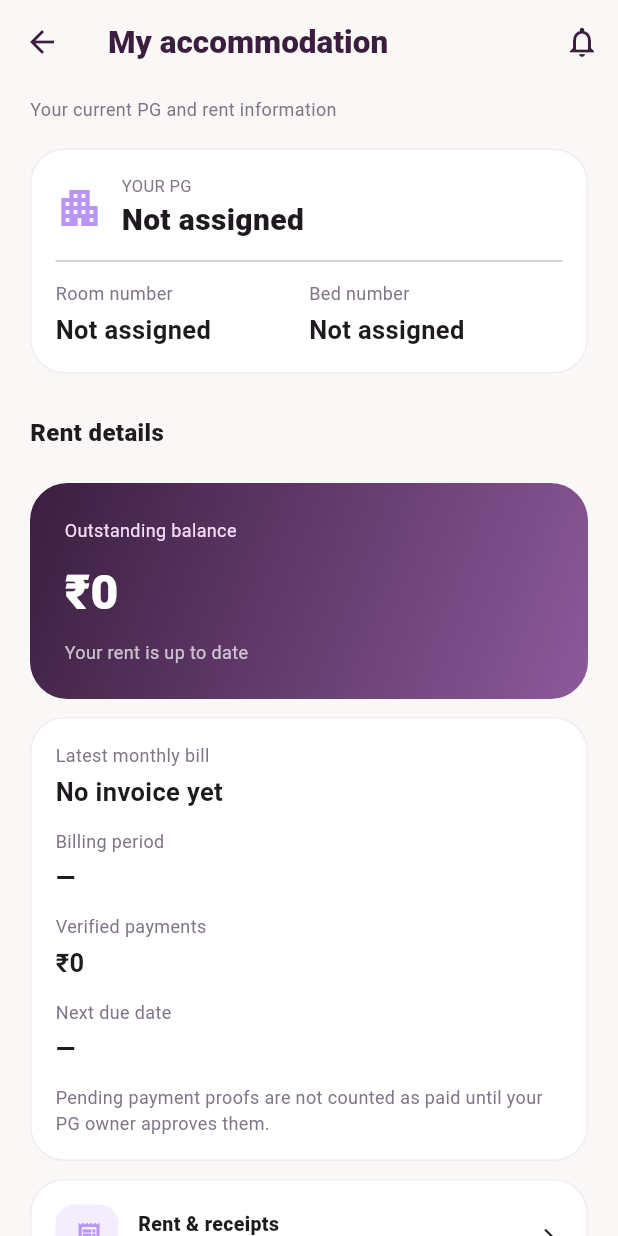
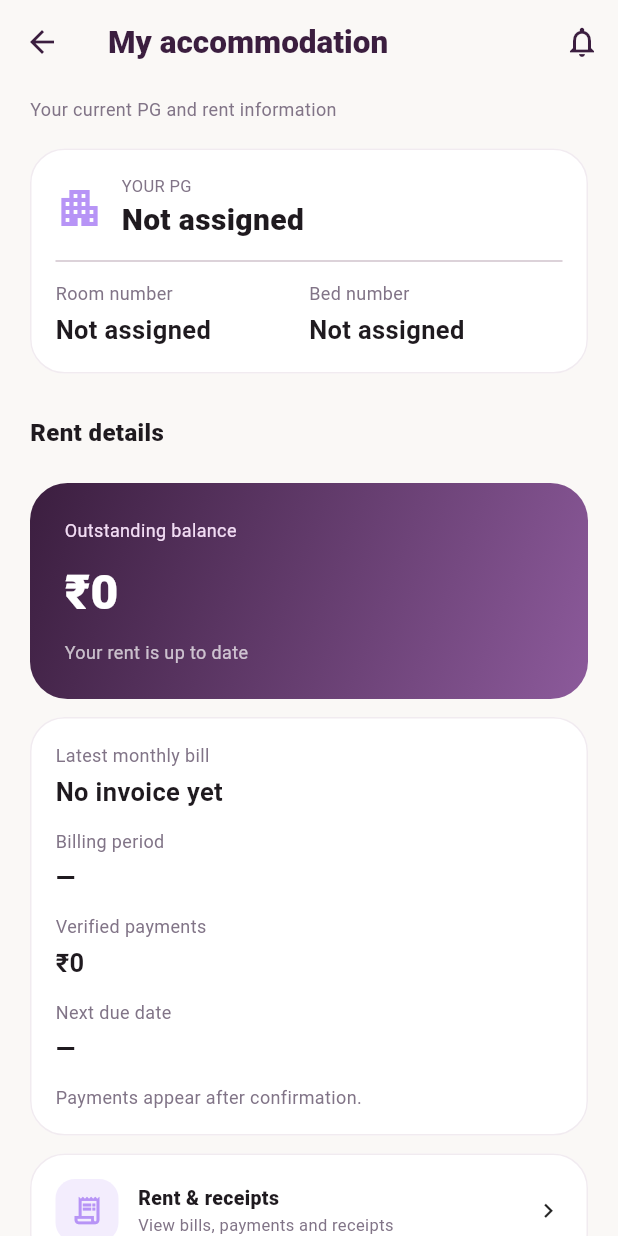
Before and after one commit to intprosec-pvtltd/COME.in, a Flutter app: the AccountPage widget shown alone on an empty page, opened directly, after a tap on "My accommodation", on a phone screen of 412 x 824 dp. Run offline on Flutter 3.47's test engine with Material 3 defaults, Android fonts, the phone set to English and light mode, and no system bars; our stand-ins replace file_picker, firebase_core, firebase_messaging, flutter_secure_storage, flutter_svg, image_picker and 2 more; accounts and stored records are empty; network calls fail.

Commit message:
Finalize Stay Sync Manage UI and Firebase dependencies

```diff
--- a/mobile/lib/features/account/account.dart
+++ b/mobile/lib/features/account/account.dart
@@ -12,7 +12,7 @@ class AccountPage extends StatelessWidget {
     final app=AppScope.of(context),
     p=app.profile;
     return PageBody(title:'Your account',
-    subtitle:'Profile, settings and essentials.',
+    subtitle:'Manage your account and settings.',
     children:[
       Surface(child:Row(crossAxisAlignment:CrossAxisAlignment.start,children:[
         const OfficialBrand(width:58,iconOnly:true),
@@ -53,7 +53,7 @@ class AccountPage extends StatelessWidget {
       const SizedBox(height:15),
       OutlinedButton.icon(onPressed:()async{
         if(!await ask(context,
-        'Log out of COME.in?')||!context.mounted)return;
+        'Log out of Stay Sync Manage?')||!context.mounted)return;
         await perform(context,
         app.logout);
         if(context.mounted)Navigator.of(context).popUntil((r)=>r.isFirst);
@@ -284,7 +284,7 @@ class _NotificationPreferencesPageState extends State<NotificationPreferencesPag
         const SizedBox(height:12),
         _AccommodationInfo(label:'Next due date',value:last==null?'—':'${last['due_date']}'),
         const SizedBox(height:12),
-        const Text('Pending payment proofs are not counted as paid until your PG owner approves them.',style:TextStyle(color:muted,fontSize:12)),
+        const Text('Payments appear after confirmation.',style:TextStyle(color:muted,fontSize:12)),
       ])),
       FeatureTile(title:'Rent & receipts',subtitle:'View bills, payments and receipts',icon:Icons.receipt_long_outlined,onTap:()=>openPage(context,'rent')),
       FeatureTile(title:'Facility updates',subtitle:'Water, power, maintenance and Wi-Fi',icon:Icons.water_drop_outlined,onTap:()=>openPage(context,'facilities'))
@@ -380,7 +380,7 @@ class _AccommodationInfo extends StatelessWidget {
     super.key
   });
   @override Widget build(BuildContext context)=>const PageBody(title:'Terms & privacy',
-  subtitle:'Company review required before public release.',
+  subtitle:'How your information is used.',
   children:[
     Surface(child:Column(crossAxisAlignment:CrossAxisAlignment.start,
     children:[
@@ -388,7 +388,7 @@ class _AccommodationInfo extends StatelessWidget {
       style:TextStyle(fontSize:17,
       fontWeight:FontWeight.w800)),
       SizedBox(height:12),
-      Text('COME.in stores account and accommodation details, invoices, payment proof, complaints and community messages to deliver PG management services. Access is controlled by your assigned PG and account role.',
+      Text('Stay Sync Manage uses your account, PG and payment information to provide the service. Access depends on your assigned PG and role.',
       style:TextStyle(height:1.7,
       fontSize:12)),
       SizedBox(height:18),
@@ -396,7 +396,7 @@ class _AccommodationInfo extends StatelessWidget {
       style:TextStyle(fontSize:17,
       fontWeight:FontWeight.w800)),
       SizedBox(height:12),
-      Text('Before launch, IntProSec and the operating PG must publish their applicable privacy notice and terms, including retention, deletion requests, support contacts and grievance handling. This screen is review content; it is not a finalized legal policy.',
+      Text('Formal privacy terms are not yet published here. Contact IntProSec for the current policy and data requests.',
       style:TextStyle(height:1.7,
       fontSize:12))
     ])),
--- a/mobile/lib/features/dashboard/dashboard.dart
+++ b/mobile/lib/features/dashboard/dashboard.dart
@@ -62,7 +62,7 @@ class _DashboardState extends State<Dashboard> {
         padding:const EdgeInsets.only(bottom:14),
         child:FeatureTile(
           title:'My Subscription',
-          subtitle:'View monthly bill, scan payment QR and submit verification',
+          subtitle:'View bills and payments',
           icon:Icons.qr_code_2,
           onTap:()=>openPage(context,'ownerSubscription'),
         ),
--- a/mobile/lib/features/finance/finance.dart
+++ b/mobile/lib/features/finance/finance.dart
@@ -109,7 +109,7 @@ dynamic>> scopedInvoices(AppController app){
       detail:app.owner?'${all.length} invoices · ${app.period}':'Pay directly to your PG owner.'),
       if(!app.owner)Surface(child:ListTile(
         title:const Text('Agreed monthly rent'),
-        subtitle:const Text('The rent recorded for your accommodation; actual dues follow issued invoices.'),
+        subtitle:const Text('Your monthly rent'),
         trailing:Text(inr((app.data['accommodation'] as Map?)?['monthly_rent']??'0'),
           style:const TextStyle(fontWeight:FontWeight.w700)))),
       Wrap(spacing:7,
@@ -166,7 +166,7 @@ dynamic>> scopedInvoices(AppController app){
           const SizedBox(height:8),
           Text('${tr(context,'Submitted for verification')}: ${inr(proof['amount'])}',
             style:const TextStyle(color:Color(0xFF9A5200),fontSize:12,fontWeight:FontWeight.w700)),
-          Text(tr(context,'Payment proof submitted; awaiting owner bank-credit verification.'),
+          Text(tr(context,'Payment submitted. Awaiting confirmation.'),
             style:const TextStyle(color:Color(0xFF9A5200),fontSize:11)),
         ],
         if(rejectedProof)...[
@@ -346,7 +346,7 @@ dynamic>> scopedInvoices(AppController app){
     final paid=fullyPaid?balance:amount(value.text);
     final remaining=(balance-paid).clamp(0, double.infinity);
     return PageBody(title:'Submit payment',
-      subtitle:'Upload proof of payment. Your PG owner will confirm the bank credit.',
+      subtitle:'Attach a screenshot of your payment.',
       children:[
         HeroCard(label:'Invoice balance',value:inr(balance)),
         Surface(child:Form(key:form,child:Column(crossAxisAlignment:CrossAxisAlignment.start,children:[
@@ -394,7 +394,7 @@ dynamic>> scopedInvoices(AppController app){
             if(mounted){setState(()=>busy=false);if(ok)Navigator.pop(context);}
           },child:Text(tr(context,busy?'Please wait…':'Submit for verification')))),
           const SizedBox(height:8),
-          const Text('Your rent balance will update after the owner verifies actual bank credit.',
+          const Text('Your balance updates once payment is confirmed.',
             style:TextStyle(fontSize:11,color:muted)),
         ]))),
       ]);
@@ -851,7 +851,7 @@ int id)async{
       'beds'
     ]as int));
     return PageBody(title:'Reports & analytics',
-    subtitle:'Calculated from your recorded invoices and expenses.',
+    subtitle:'Income and expenses at a glance.',
     refresh:app.refresh,
     children:[
       propertySelector(context),
--- a/mobile/lib/features/management/management.dart
+++ b/mobile/lib/features/management/management.dart
@@ -391,7 +391,7 @@ Widget propertySelector(BuildContext context){
         },
         child:Text(busy?'Updating…':'Confirm room / bed transfer')),
         const SizedBox(height:10),
-        const Text('The previous bed is released. Transfers are recorded with a reason and timestamp.',
+        const Text('The previous bed becomes available after transfer.',
         style:TextStyle(color:muted,
         fontSize:11))
       ]))
@@ -686,7 +686,7 @@ Widget propertySelector(BuildContext context){
 }
 
 Future<void> showResidentCredentials(BuildContext context,Map<String,dynamic> credential) async {
-  final text='COME.in resident access\nLogin: ${credential['email']}\nTemporary password: ${credential['temporary_password']}\nValid for 72 hours. Please sign in and change your password immediately. Do not forward this message.';
+  final text='Stay Sync Manage resident access\nLogin: ${credential['email']}\nTemporary password: ${credential['temporary_password']}\nValid for 72 hours. Please sign in and change your password immediately. Do not forward this message.';
   await showDialog<void>(context:context,barrierDismissible:false,builder:(dialogContext)=>AlertDialog(
     title:const Text('Resident access created'),
     content:SingleChildScrollView(child:Column(mainAxisSize:MainAxisSize.min,crossAxisAlignment:CrossAxisAlignment.start,children:[
@@ -730,7 +730,7 @@ class _OwnerInviteResidentPageState extends State<OwnerInviteResidentPage> {
     final rooms=app.rows('rooms').where((r)=>(r['property_id']??0)==propertyId).toList();
     final matching=rooms.where((r)=>r['name']==room).toList();
     final capacity=matching.isEmpty?0:(matching.first['beds'] as num).toInt();
-    return PageBody(title:'Create resident account',subtitle:'Only PG owners can issue resident access. Temporary credentials expire in 72 hours.',children:[
+    return PageBody(title:'Create resident account',subtitle:'Create a login for your resident.',children:[
       Surface(child:Form(key:form,child:Column(children:[
         TextFormField(controller:name,decoration:const InputDecoration(labelText:'Resident full name'),validator:(v)=>(v??'').trim().length<2?'Enter a name':null),
         const SizedBox(height:12),
--- a/mobile/lib/main.dart
+++ b/mobile/lib/main.dart
@@ -95,17 +95,17 @@ class _SubscriptionAccessGateState extends State<SubscriptionAccessGate> {
           Text(pending?'Choose your plan':'Payment required to continue',
             textAlign:TextAlign.center,style:const TextStyle(fontSize:23,fontWeight:FontWeight.w800)),
           const SizedBox(height:12),
-          Text(pending?'Start your one-time 15-day free trial, or pay now to activate a subscription.'
-              :'Your trial or paid period has ended. Your records are safe. Complete payment and wait for administrator verification to restore access.',
+          Text(pending?'Try Stay Sync free for 15 days, or subscribe now.'
+              :'Your plan has ended. Make a payment to continue using Stay Sync.',
               textAlign:TextAlign.center),
           const SizedBox(height:22),
-          const Text('₹39 per billable resident or owner, per month + GST',textAlign:TextAlign.center),
+          const Text('₹39 per person / month + GST',textAlign:TextAlign.center),
           const SizedBox(height:20),
           if(pending)FilledButton.icon(onPressed:busy?null:startTrial,
               icon:const Icon(Icons.hourglass_top),label:const Text('Start 15-day free trial')),
           const SizedBox(height:10),
           OutlinedButton.icon(onPressed:busy?null:()=>openPage(context,'ownerSubscription'),
-              icon:const Icon(Icons.payments_outlined),label:const Text('View invoice and pay')),
+              icon:const Icon(Icons.payments_outlined),label:const Text('View bill & pay')),
           TextButton(onPressed:busy?null:() async {
             setState(()=>busy=true);
             try{await c.refresh();}catch(_){ if(mounted)setState(()=>error='Could not refresh subscription status.'); }
@@ -116,7 +116,7 @@ class _SubscriptionAccessGateState extends State<SubscriptionAccessGate> {
               style:const TextStyle(color:Colors.red))),
           if(busy)const Center(child:CircularProgressIndicator()),
           const SizedBox(height:12),
-          const Text('Forgot password, support and account recovery remain available.',textAlign:TextAlign.center,
+          const Text('Your information stays saved.',textAlign:TextAlign.center,
               style:TextStyle(fontSize:12)),
         ]),
       ))),
```
Also changed, not shown: mobile/lib/features/subscription/owner_subscription_page.dart (+124 -82 lines), mobile/pubspec.lock.
